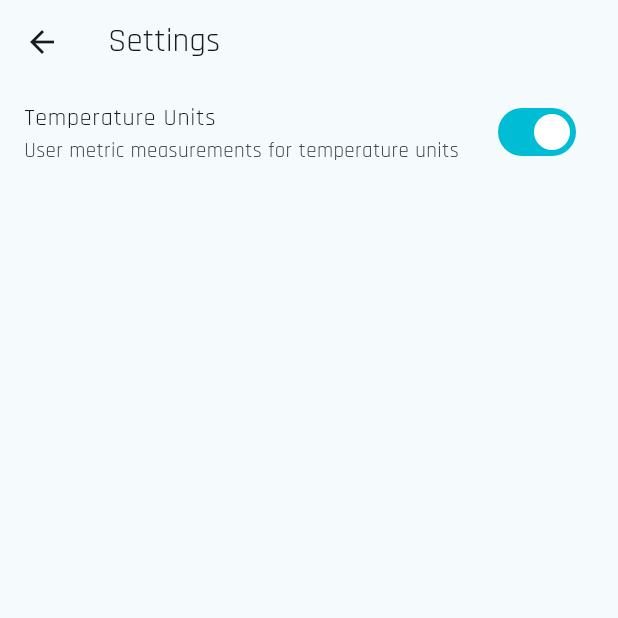
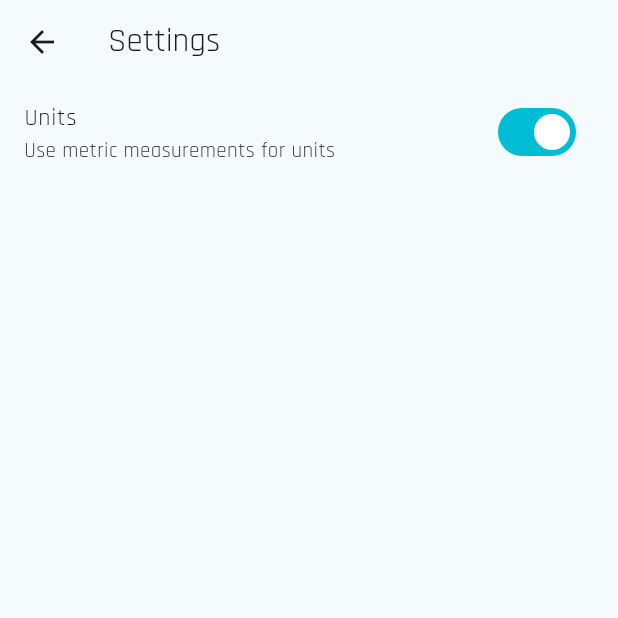
Before and after one commit to Rapithwin/flutter_weather, a Flutter app: the screen it shows after launch, after a tap on the "settings" icon, on a phone screen of 412 x 824 dp, the top half of it. Run offline on Flutter 3.47's test engine with Material 3 defaults, Android fonts, the phone set to English and light mode, and no system bars; our stand-ins replace equatable, flutter_bloc, google_fonts, hydrated_bloc.

Commit message:
Edit settings page units

```diff
--- a/lib/settings/view/settings_page.dart
+++ b/lib/settings/view/settings_page.dart
@@ -29,10 +29,10 @@ class SettingsPage extends StatelessWidget {
             buildWhen: (previous, current) => previous.units != current.units,
             builder: (context, state) {
               return ListTile(
-                title: const Text("Temperature Units"),
+                title: const Text("Units"),
                 isThreeLine: true,
                 subtitle: const Text(
-                  "User metric measurements for temperature units",
+                  "Use metric measurements for units",
                 ),
                 trailing: Switch(
                   value: state.units.isMetric,
```
